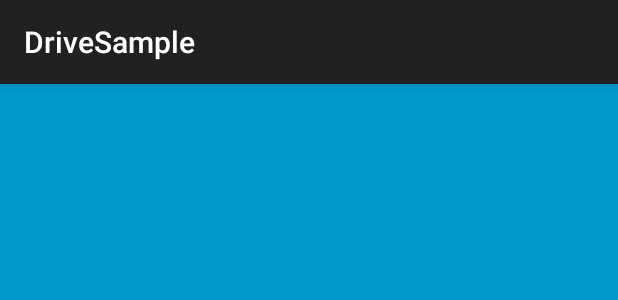
After one commit to fabienpinel/sphero_battle, an Android app: the layout activity_connexion.xml on its own in the app's theme, with its tools: preview values and no code run, on a phone screen of 412 x 824 dp. The commit adds this screen. Shown: the top 300 px of the screen. Run offline under Robolectric (Android 15) with nearby library versions, the phone set to English and light mode, and no system bars.

Commit message:
theme material

```diff
--- a/android_app/sphero_android_connexion/samples/DriveSample/DriveSampleApp/src/main/java/com/orbotix/drivesample/FirstScreen.java
+++ b/android_app/sphero_android_connexion/samples/DriveSample/DriveSampleApp/src/main/java/com/orbotix/drivesample/FirstScreen.java
@@ -10,5 +10,4 @@
         super.onCreate(savedInstanceState);
         setContentView(R.layout.activity_first_screen);
     }
-
 }
--- /dev/null
+++ b/android_app/sphero_android_connexion/samples/DriveSample/DriveSampleApp/src/main/res/layout/activity_connexion.xml
@@ -0,0 +1,11 @@
+<FrameLayout xmlns:android="http://schemas.android.com/apk/res/android"
+    xmlns:tools="http://schemas.android.com/tools"
+    android:layout_width="match_parent"
+    android:layout_height="match_parent"
+    android:background="#0099cc"
+    tools:context="com.orbotix.drivesample.Connexion">
+
+
+
+
+</FrameLayout>
--- a/android_app/sphero_android_connexion/samples/DriveSample/DriveSampleApp/src/main/res/values/colors.xml
+++ b/android_app/sphero_android_connexion/samples/DriveSample/DriveSampleApp/src/main/res/values/colors.xml
@@ -1,4 +1,6 @@
 <?xml version="1.0" encoding="utf-8"?>
 <resources>
-    <color name="backgroundColor">#C6CBE9</color>
+    <color name="backgroundColor">#0099cc</color>
+
+    <color name="black_overlay">#66000000</color>
 </resources>
--- a/android_app/sphero_android_connexion/samples/DriveSample/DriveSampleApp/src/main/res/values/strings.xml
+++ b/android_app/sphero_android_connexion/samples/DriveSample/DriveSampleApp/src/main/res/values/strings.xml
@@ -4,4 +4,8 @@
     <string name="developer_mode">Developer Mode</string>
     <string name="title_activity_first_screen">FirstScreen</string>
     <string name="welcome_text_fr">Bienvenue</string>
+
+    <string name="title_activity_connexion">Connexion</string>
+    <string name="dummy_button">Dummy Button</string>
+    <string name="dummy_content">DUMMY\nCONTENT</string>
 </resources>
--- /dev/null
+++ b/android_app/sphero_android_connexion/samples/DriveSample/DriveSampleApp/src/main/res/values/styles.xml
@@ -0,0 +1,15 @@
+<resources>
+
+    <style name="FullscreenTheme" parent="@android:style/Theme.Holo.Light">
+        <item name="android:actionBarStyle">@style/FullscreenActionBarStyle</item>
+        <item name="android:windowActionBarOverlay">true</item>
+        <item name="android:windowBackground">@null</item>
+        <item name="metaButtonBarStyle">?android:attr/buttonBarStyle</item>
+        <item name="metaButtonBarButtonStyle">?android:attr/buttonBarButtonStyle</item>
+    </style>
+
+    <style name="FullscreenActionBarStyle" parent="android:Widget.Holo.ActionBar">
+        <item name="android:background">@color/black_overlay</item>
+    </style>
+
+</resources>
```
Also changed, not shown: android_app/sphero_android_connexion/samples/DriveSample/DriveSampleApp/build.gradle (+4 -3 lines), android_app/sphero_android_connexion/samples/DriveSample/DriveSampleApp/src/main/AndroidManifest.xml (+21 -9 lines), android_app/sphero_android_connexion/samples/DriveSample/DriveSampleApp/src/main/java/com/orbotix/drivesample/Connexion.java (added, +177 -0 lines), android_app/sphero_android_connexion/samples/DriveSample/DriveSampleApp/src/main/res/layout/activity_first_screen.xml (+5 -3 lines), android_app/sphero_android_connexion/samples/DriveSample/DriveSampleApp/src/main/res/values/attrs.xml (added, +12 -0 lines).
